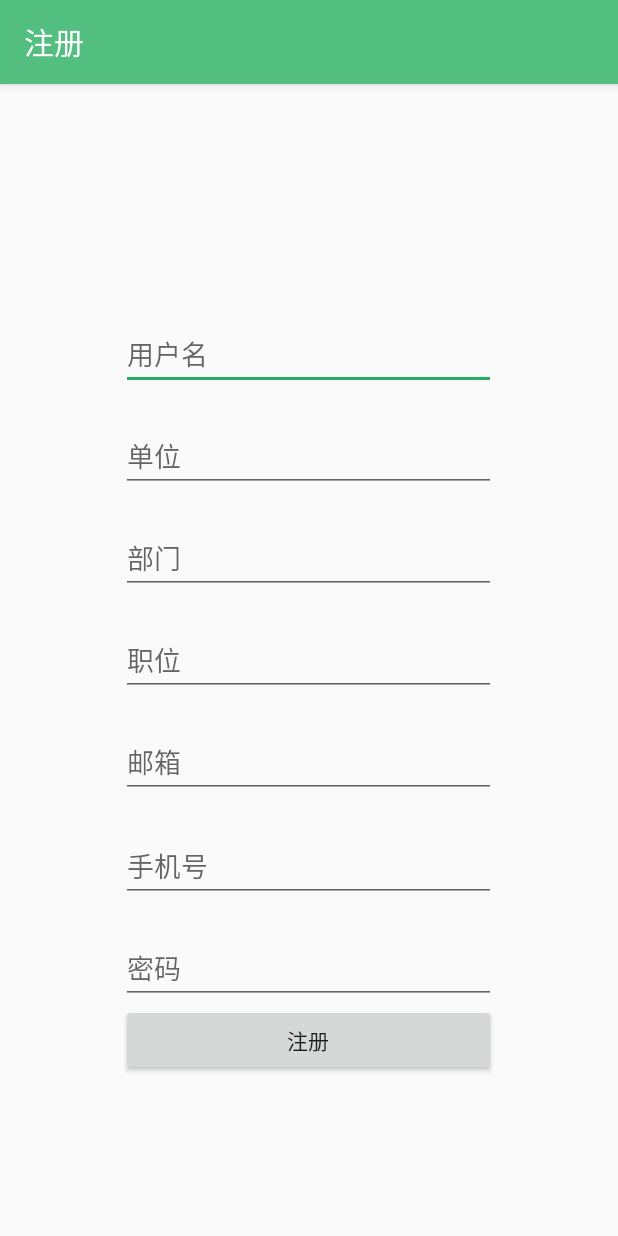
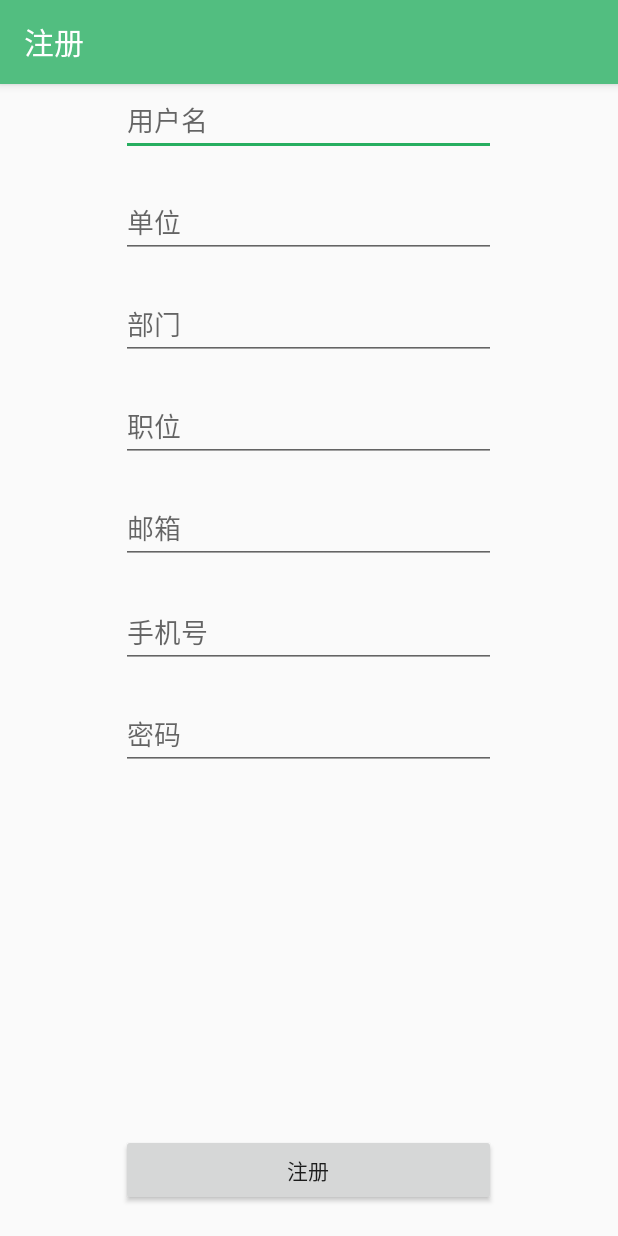
Before and after one commit to sume520/tunnelmonitoring, an Android app: the fragment LoginFragment placed in its activity, after a tap on "注册", on a phone screen of 412 x 824 dp. Run offline under Robolectric (Android 15) with nearby library versions, the phone set to English and light mode, and no system bars; libraries missing offline, so code that uses them is left out: com.squareup.okhttp.

```diff
--- a/app/build.gradle
+++ b/app/build.gradle
@@ -52,5 +52,7 @@ dependencies {
     implementation 'com.github.lecho:hellocharts-library:1.5.8@aar'
 
     implementation 'com.google.code.gson:gson:2.8.5'
+    implementation 'org.litepal.android:kotlin:3.0.0'
+
 
 }
--- a/app/src/main/java/com/sun/tunnelmonitoring/MyApplication.kt
+++ b/app/src/main/java/com/sun/tunnelmonitoring/MyApplication.kt
@@ -2,6 +2,7 @@ package com.sun.tunnelmonitoring
 
 import android.app.Application
 import android.content.Context
+import org.litepal.LitePal
 
 class MyApplication : Application() {
     companion object {
@@ -12,5 +13,6 @@ class MyApplication : Application() {
     override fun onCreate() {
         super.onCreate()
         context = this.applicationContext
+        LitePal.initialize(context!!)
     }
 }
--- a/app/src/main/java/com/sun/tunnelmonitoring/login/LoginFragment.kt
+++ b/app/src/main/java/com/sun/tunnelmonitoring/login/LoginFragment.kt
@@ -1,11 +1,10 @@
 package com.sun.tunnelmonitoring.login
 
 
+import android.annotation.SuppressLint
 import android.content.Intent
-import android.content.SharedPreferences
 import android.os.Bundle
 import android.os.Handler
-import android.preference.PreferenceManager
 import android.support.v4.app.Fragment
 import android.text.method.HideReturnsTransformationMethod
 import android.text.method.PasswordTransformationMethod
@@ -27,18 +26,14 @@ import android.os.Message
 import android.widget.Toast
 import com.google.gson.Gson
 import com.sun.tunnelmonitoring.MyApplication
-import com.sun.tunnelmonitoring.User
-import kotlinx.android.synthetic.main.fragment_login.view.*
+import com.sun.tunnelmonitoring.db.manager.User
+import kotlinx.android.synthetic.main.tree_item.*
 
 
 class LoginFragment : Fragment() {
-    private lateinit var sharedPref:SharedPreferences
-    private var editor: SharedPreferences.Editor? = null
     private var loginobject: JSONObject? = null
     private var loginjsonString: String? = null
-    private var response: String = ""
-    private var message=""
-    private val URL = "http://192.168.43.129:1234/user/applogin"
+    private val URL = "http://47.107.158.26:80/user/applogin"
     private var account=""
     private var password=""
 
@@ -82,10 +77,15 @@ class LoginFragment : Fragment() {
             et_password.setText(password)
             cb_remember_pass.isChecked = true
         }
-        bt_login!!.setOnClickListener{
+
+        cb_autologin.setOnCheckedChangeListener { buttonView, isChecked ->
+            cb_remember_pass.isChecked = isChecked
+        }
+        //登录
+        bt_login.setOnClickListener{
             postRequest(account,password)
         }
-
+        //注册
         bt_register.setOnClickListener {
             val intent=Intent(context,LoginActivity::class.java)
             intent.putExtra("param","register")
@@ -122,9 +122,12 @@ class LoginFragment : Fragment() {
                 //回调
                 response = client.newCall(request).execute()
                 if (response!!.isSuccessful) {
+                    val json=response.body().string().trim()
+                    Log.i("postRequest","获取到数据: $json")
                     //将服务器响应的参数response.body().string())发送到hanlder中，并更新ui
-                    handler.obtainMessage(1, response!!.body().string()).sendToTarget()
+                    handler.obtainMessage(1, json).sendToTarget()
                 } else {
+                    Log.e("postRequest","登录出错")
                     handler.post { Toast.makeText(context,"登录失败！！",Toast.LENGTH_SHORT).show() }
                     throw IOException("Unexpected code:" + response!!)
                 }
@@ -134,11 +137,12 @@ class LoginFragment : Fragment() {
         }.start()
     }
 
-    private val handler = object : Handler() {
+    private val handler = @SuppressLint("HandlerLeak")
+    object : Handler() {
         override fun handleMessage(msg: Message) {
-            if (msg.what === 1) {
+            if (msg.what == 1) {
                 val ReturnMessage = msg.obj as String
-                if (ReturnMessage == "100") {
+                if (ReturnMessage == "10") {
                     Toast.makeText(MyApplication.getContext(), "密码错误或账户未激活", Toast.LENGTH_SHORT).show()
                 } else {
                     Log.i("xxxaccount", SharedPreferencesUtils.getaccount(context!!) + "")
@@ -153,7 +157,8 @@ class LoginFragment : Fragment() {
                         SharedPreferencesUtils.setpswd(password, context!!)
                         SharedPreferencesUtils.set_flag_rem(true, context!!)
                     }
-                    val userBean = Gson().fromJson(ReturnMessage, User::class.java)
+                    val user = Gson().fromJson(ReturnMessage, User::class.java)
+                    user.save()
                     val intent = Intent(context, MainActivity::class.java)
                     startActivity(intent)
                     activity!!.finish()//关闭页面
--- a/app/src/main/java/com/sun/tunnelmonitoring/login/RegisterFragment.kt
+++ b/app/src/main/java/com/sun/tunnelmonitoring/login/RegisterFragment.kt
@@ -10,6 +10,7 @@ import android.view.View
 import android.view.ViewGroup
 import android.widget.Toast
 import com.squareup.okhttp.*
+import com.sun.tunnelmonitoring.MyApplication
 
 import com.sun.tunnelmonitoring.R
 import kotlinx.android.synthetic.main.fragment_register.*
@@ -21,7 +22,20 @@ import java.net.URLDecoder
 class RegisterFragment : Fragment() {
     private var jsonObject: JSONObject? = null
     private var jsonString: String? = null
-    private val URL = "http://192.168.31.175:1234/user/applogin"
+    private val URL = "http://47.107.158.26:80/user/appregister"
+    var handler = Handler(Handler.Callback { msg ->
+        var m = msg.obj as String
+        try {
+            m = URLDecoder.decode(m, "utf-8")
+            val jsonObject = JSONObject(m)
+            val x = jsonObject.getString("statas")
+            Toast.makeText(MyApplication.getContext(), x, Toast.LENGTH_SHORT).show()
+        } catch (e: Exception) {
+            e.printStackTrace()
+        }
+        false
+    })
+
 
     override fun onCreateView(inflater: LayoutInflater, container: ViewGroup?,
                               savedInstanceState: Bundle?): View? {
@@ -32,7 +46,7 @@ class RegisterFragment : Fragment() {
     override fun onActivityCreated(savedInstanceState: Bundle?) {
         super.onActivityCreated(savedInstanceState)
 
-        val handler = Handler(Handler.Callback { msg ->
+        /*val handler = Handler(Handler.Callback { msg ->
             var message = msg.obj as String
             try {
                 message = URLDecoder.decode(message, "utf-8")
@@ -42,7 +56,7 @@ class RegisterFragment : Fragment() {
             }
 
             false
-        })
+        })*/
 
         reg_et_register.setOnClickListener {
             Thread{
@@ -72,7 +86,7 @@ class RegisterFragment : Fragment() {
                 jsonString = jsonObject.toString()
                 val body = RequestBody.create(MediaType.parse("application/json;charset=utf-8"), jsonString)
                 val request = Request.Builder()
-                        .url("http://192.168.43.129:1234/user/applogin")
+                        .url(URL)
                         .post(body)
                         .build()
                 val call = client.newCall(request)
--- a/app/src/main/res/layout/activity_main.xml
+++ b/app/src/main/res/layout/activity_main.xml
@@ -10,7 +10,8 @@
     <FrameLayout
         android:id="@+id/activity_fragment"
         android:layout_width="match_parent"
-            android:layout_height="match_parent"/>
+        android:layout_height="match_parent"
+        android:paddingBottom="35dp" />
 
     <android.support.design.widget.BottomNavigationView
         android:id="@+id/navigation"
@@ -22,6 +23,6 @@
         app:layout_constraintBottom_toBottomOf="parent"
         app:layout_constraintLeft_toLeftOf="parent"
         app:layout_constraintRight_toRightOf="parent"
-            app:menu="@menu/navigation"/>
+        app:menu="@menu/navigation" />
 
 </android.support.constraint.ConstraintLayout>
--- a/app/src/main/res/layout/fragment_register.xml
+++ b/app/src/main/res/layout/fragment_register.xml
@@ -2,73 +2,78 @@
 <RelativeLayout xmlns:android="http://schemas.android.com/apk/res/android"
     android:layout_width="match_parent"
     android:layout_height="match_parent">
+
     <EditText
+        android:id="@+id/reg_et_account"
         android:layout_width="250dp"
         android:layout_height="wrap_content"
-            android:id="@+id/reg_et_account"
-            android:hint="用户名"
-            android:layout_above="@+id/reg_et_department"
         android:layout_centerHorizontal="true"
-            android:layout_marginBottom="20dp"/>
+        android:layout_marginBottom="20dp"
+        android:hint="用户名" />
 
     <EditText
+        android:id="@+id/reg_et_department"
         android:layout_width="250dp"
         android:layout_height="wrap_content"
+        android:layout_below="@+id/reg_et_account"
+        android:layout_centerHorizontal="true"
+        android:layout_marginBottom="20dp"
+        android:hint="单位" />
+
+    <EditText
         android:id="@+id/reg_et_sector"
-            android:hint="部门"
-            android:layout_above="@+id/reg_et_position"
-            android:layout_centerInParent="true"
-            android:layout_marginBottom="20dp"/>
-    <EditText
         android:layout_width="250dp"
         android:layout_height="wrap_content"
-            android:id="@+id/reg_et_department"
-            android:hint="单位"
-            android:layout_above="@+id/reg_et_sector"
-            android:layout_centerHorizontal="true"
-            android:layout_marginBottom="20dp"/>
+        android:layout_below="@+id/reg_et_department"
+        android:layout_centerInParent="true"
+        android:layout_marginBottom="20dp"
+        android:hint="部门" />
+
     <EditText
+        android:id="@+id/reg_et_position"
         android:layout_width="250dp"
         android:layout_height="wrap_content"
+        android:layout_alignStart="@+id/reg_et_email"
+        android:layout_alignLeft="@+id/reg_et_email"
+        android:layout_centerVertical="true"
+        android:layout_below="@+id/reg_et_sector"
+        android:hint="职位" />
+
+    <EditText
         android:id="@+id/reg_et_email"
-            android:hint="邮箱"
+        android:layout_width="250dp"
+        android:layout_height="wrap_content"
         android:layout_below="@+id/reg_et_position"
         android:layout_centerHorizontal="true"
-            android:layout_marginTop="20dp"/>
+        android:layout_marginTop="20dp"
+        android:hint="邮箱" />
 
     <EditText
+        android:id="@+id/reg_et_phonenum"
         android:layout_width="250dp"
         android:layout_height="wrap_content"
+        android:layout_below="@+id/reg_et_email"
+       android:layout_centerHorizontal="true"
+        android:layout_marginTop="21dp"
+        android:hint="手机号" />
+
+    <EditText
         android:id="@+id/reg_et_passwd"
-            android:hint="密码"
-            android:layout_centerHorizontal="true"
-            android:layout_below="@+id/reg_et_phonenum"
-            android:layout_marginTop="20dp"/>
-    <Button
         android:layout_width="250dp"
         android:layout_height="wrap_content"
+        android:layout_below="@+id/reg_et_phonenum"
+        android:layout_centerHorizontal="true"
+        android:layout_marginTop="20dp"
+        android:hint="密码" />
+
+
+    <Button
         android:id="@+id/reg_et_register"
-            android:text="注册"
-            android:layout_below="@+id/reg_et_passwd"
-            android:layout_centerHorizontal="true" />
-
-    <EditText
         android:layout_width="250dp"
         android:layout_height="wrap_content"
-            android:id="@+id/reg_et_position"
-            android:hint="职位"
-            android:layout_centerVertical="true"
-            android:layout_alignLeft="@+id/reg_et_email"
-            android:layout_alignStart="@+id/reg_et_email" />
-
-    <EditText
-            android:layout_width="250dp"
-            android:layout_height="wrap_content"
-            android:id="@+id/reg_et_phonenum"
-            android:hint="手机号"
-            android:layout_marginTop="21dp"
-            android:layout_below="@+id/reg_et_email"
-            android:layout_alignLeft="@+id/reg_et_passwd"
-            android:layout_alignStart="@+id/reg_et_passwd" />
+        android:layout_alignParentBottom="true"
+        android:layout_marginBottom="20dp"
+        android:layout_centerHorizontal="true"
+        android:text="注册" />
 
 </RelativeLayout>
--- a/app/src/main/res/layout/fragment_user_center.xml
+++ b/app/src/main/res/layout/fragment_user_center.xml
@@ -18,7 +18,7 @@
             android:src="@drawable/ic_person_outline_black_24dp" />
 
         <TextView
-            android:id="@+id/tx_user_center"
+            android:id="@+id/tv_username"
             android:layout_width="wrap_content"
             android:layout_height="48dp"
             android:layout_alignParentRight="true"
```
Also changed, not shown: app/src/main/assets/litepal.xml (added, +8 -0 lines), app/src/main/java/com/sun/tunnelmonitoring/HomeFragment.kt (+42 -10 lines), app/src/main/java/com/sun/tunnelmonitoring/MainActivity.kt (+4 -5 lines), app/src/main/java/com/sun/tunnelmonitoring/MonitorFragment.kt (+13 -3 lines), app/src/main/java/com/sun/tunnelmonitoring/User.kt (deleted, +0 -15 lines), app/src/main/java/com/sun/tunnelmonitoring/UserCenterFragment.kt (+21 -5 lines), app/src/main/java/com/sun/tunnelmonitoring/db/manager/User.kt (added, +18 -0 lines), app/src/main/java/com/sun/tunnelmonitoring/db/manager/UserDao.kt (added, +35 -0 lines), app/src/main/java/com/sun/tunnelmonitoring/netty/server/tcp/TcpServer.kt (+18 -10 lines), app/src/main/res/layout/fragment_home.xml (+12 -12 lines), 1 other file. Lines whose indentation alone changed are shown as unchanged.
